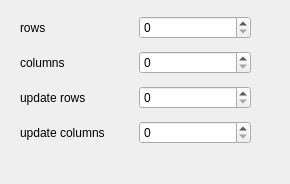
First picture: the form in gvle2.output/src/storage/StoragePluginGvle.ui, repository vle-forge/packages, before the edit.
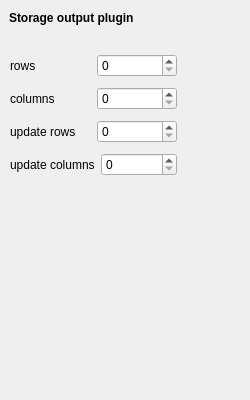
Second picture: the form after the edit.

Commit message: gvle2.output: update according vle API

```diff
--- a/gvle2.output/src/storage/StoragePluginGvle.ui
+++ b/gvle2.output/src/storage/StoragePluginGvle.ui
@@ -6,8 +6,8 @@
    <rect>
     <x>0</x>
     <y>0</y>
-    <width>290</width>
-    <height>184</height>
+    <width>250</width>
+    <height>400</height>
    </rect>
   </property>
   <property name="windowTitle">
@@ -16,10 +16,10 @@
   <widget class="QWidget" name="layoutWidget">
    <property name="geometry">
     <rect>
-     <x>20</x>
-     <y>10</y>
-     <width>231</width>
-     <height>141</height>
+     <x>10</x>
+     <y>50</y>
+     <width>167</width>
+     <height>130</height>
     </rect>
    </property>
    <layout class="QVBoxLayout" name="verticalLayout">
@@ -87,6 +87,26 @@
     </item>
    </layout>
   </widget>
+  <widget class="QLabel" name="labelTitleOne">
+   <property name="geometry">
+    <rect>
+     <x>9</x>
+     <y>9</y>
+     <width>158</width>
+     <height>17</height>
+    </rect>
+   </property>
+   <property name="font">
+    <font>
+     <weight>75</weight>
+     <bold>true</bold>
+     <strikeout>false</strikeout>
+    </font>
+   </property>
+   <property name="text">
+    <string>Storage output plugin</string>
+   </property>
+  </widget>
  </widget>
  <resources/>
  <connections/>
```
The commit also changes 3 other files.
